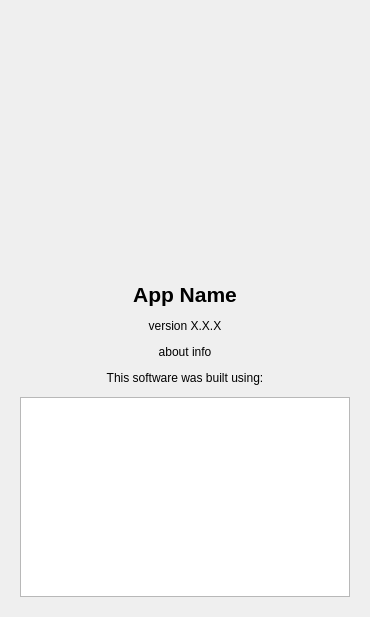
Old version of the form resources/ui/about_dialog.ui in the repository vzhd1701/gridplayer.
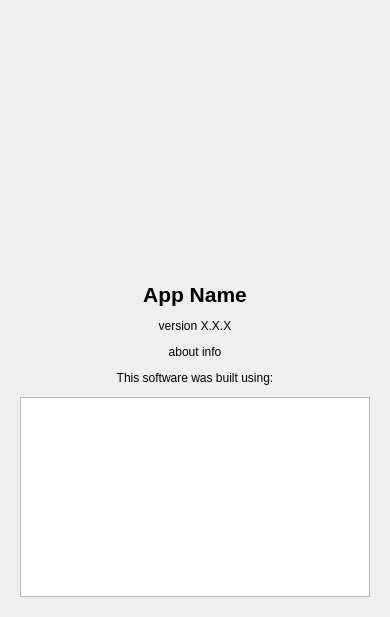
New version of the form.

Commit message: fix: adjust about dialog size

```diff
--- a/resources/ui/about_dialog.ui
+++ b/resources/ui/about_dialog.ui
@@ -2,26 +2,6 @@
 <ui version="4.0">
  <class>AboutDialog</class>
  <widget class="QDialog" name="AboutDialog">
-  <property name="geometry">
-   <rect>
-    <x>0</x>
-    <y>0</y>
-    <width>400</width>
-    <height>660</height>
-   </rect>
-  </property>
-  <property name="minimumSize">
-   <size>
-    <width>400</width>
-    <height>0</height>
-   </size>
-  </property>
-  <property name="maximumSize">
-   <size>
-    <width>400</width>
-    <height>16777215</height>
-   </size>
-  </property>
   <property name="windowTitle">
    <string>About</string>
   </property>
@@ -131,6 +111,9 @@
      <property name="alignment">
       <set>Qt::AlignCenter</set>
      </property>
+     <property name="wordWrap">
+      <bool>true</bool>
+     </property>
      <property name="openExternalLinks">
       <bool>true</bool>
      </property>
@@ -144,13 +127,16 @@
      <property name="alignment">
       <set>Qt::AlignCenter</set>
      </property>
+     <property name="wordWrap">
+      <bool>true</bool>
+     </property>
     </widget>
    </item>
    <item>
     <widget class="QTextBrowser" name="attributionsBox">
      <property name="minimumSize">
       <size>
-       <width>0</width>
+       <width>350</width>
        <height>200</height>
       </size>
      </property>
```
The commit also changes 2 other files.
